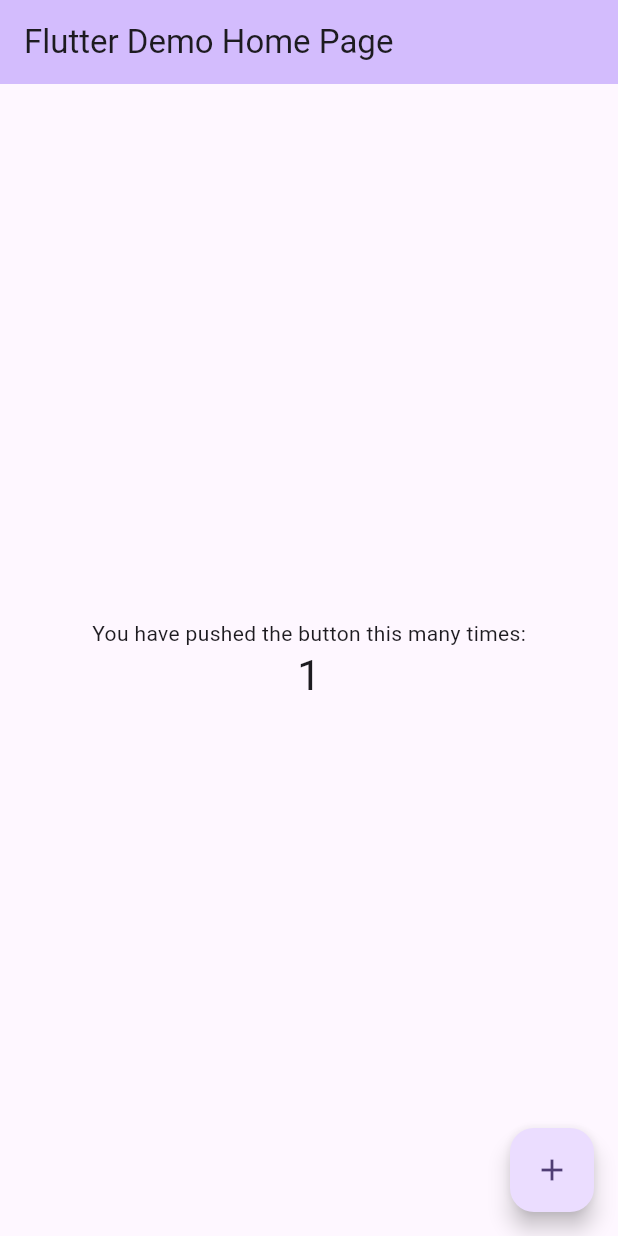
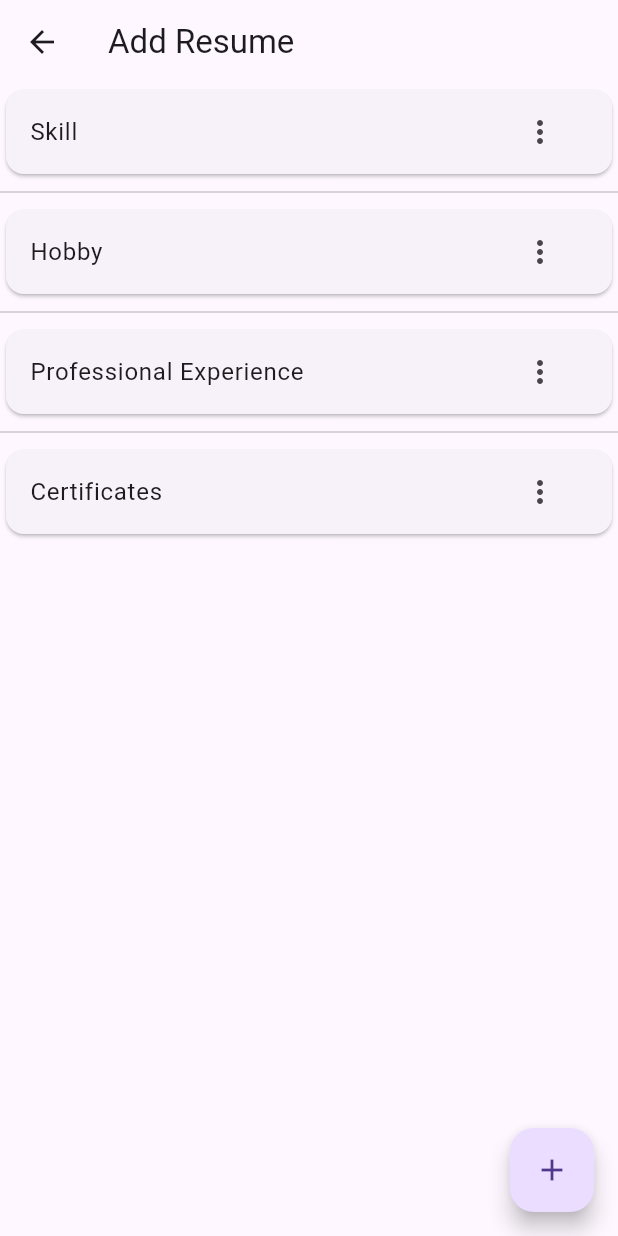
Before and after one commit to omtrivedi110/resume_builder_placement, a Flutter app: the screen it shows after launch, after a tap on the "add" icon, on a phone screen of 412 x 824 dp. Run offline on Flutter 3.47's test engine with Material 3 defaults, Android fonts, the phone set to English and light mode, and no system bars; our stand-ins replace animated_splash_screen, get.

Commit message:
29 - 04 - 24 | "Add And Delete Completed In Fields...."

```diff
--- /dev/null
+++ b/lib/controllers/resume_controller.dart
@@ -0,0 +1,38 @@
+import 'package:flutter/cupertino.dart';
+import 'package:flutter/material.dart';
+import 'package:get/get.dart';
+
+class ResumeController extends GetxController {
+  RxList resumeItems = [
+    {
+      'name': "Skill",
+      'item': [],
+    },
+    {
+      'name': "Hobby",
+      'item': [],
+    },
+    {
+      'name': "Professional Experience",
+      'item': [],
+    },
+    {
+      'name': "Certificates",
+      'item': [],
+    }
+  ].obs;
+
+  RxList itemList = [].obs;
+
+  removeItem({required TextEditingController controller}) {
+    itemList.remove(controller);
+  }
+
+  addResumeItem({required Map<String, dynamic> data}) {
+    resumeItems.add(data);
+  }
+
+  deleteResumeItem({required int index}) {
+    resumeItems.removeAt(index);
+  }
+}
--- a/lib/main.dart
+++ b/lib/main.dart
@@ -1,4 +1,10 @@
 import 'package:flutter/material.dart';
+import 'package:get/get.dart';
+import 'package:resume_builder_placement/utils/route_utils.dart';
+import 'package:resume_builder_placement/views/screens/add_resume.dart';
+import 'package:resume_builder_placement/views/screens/home.dart';
+import 'package:resume_builder_placement/views/screens/resume_item_detail.dart';
+import 'package:resume_builder_placement/views/screens/splash_screen.dart';
 
 void main() {
   runApp(const MyApp());
@@ -10,116 +16,14 @@
   // This widget is the root of your application.
   @override
   Widget build(BuildContext context) {
-    return MaterialApp(
-      title: 'Flutter Demo',
-      theme: ThemeData(
-        // This is the theme of your application.
-        //
-        // TRY THIS: Try running your application with "flutter run". You'll see
-        // the application has a purple toolbar. Then, without quitting the app,
-        // try changing the seedColor in the colorScheme below to Colors.green
-        // and then invoke "hot reload" (save your changes or press the "hot
-        // reload" button in a Flutter-supported IDE, or press "r" if you used
-        // the command line to start the app).
-        //
-        // Notice that the counter didn't reset back to zero; the application
-        // state is not lost during the reload. To reset the state, use hot
-        // restart instead.
-        //
-        // This works for code too, not just values: Most code changes can be
-        // tested with just a hot reload.
-        colorScheme: ColorScheme.fromSeed(seedColor: Colors.deepPurple),
-        useMaterial3: true,
-      ),
-      home: const MyHomePage(title: 'Flutter Demo Home Page'),
+    return GetMaterialApp(
+      debugShowCheckedModeBanner: false,
+      getPages: [
+        GetPage(name: MyRoutes.splash, page: () => SplashScreen()),
+        GetPage(name: MyRoutes.home, page: () => HomePage()),
+        GetPage(name: MyRoutes.addResume, page: () => AddResume()),
+        GetPage(name: MyRoutes.itemDetail, page: () => ResumeItemDetail()),
+      ],
     );
   }
 }
-
-class MyHomePage extends StatefulWidget {
-  const MyHomePage({super.key, required this.title});
-
-  // This widget is the home page of your application. It is stateful, meaning
-  // that it has a State object (defined below) that contains fields that affect
-  // how it looks.
-
-  // This class is the configuration for the state. It holds the values (in this
-  // case the title) provided by the parent (in this case the App widget) and
-  // used by the build method of the State. Fields in a Widget subclass are
-  // always marked "final".
-
-  final String title;
-
-  @override
-  State<MyHomePage> createState() => _MyHomePageState();
-}
-
-class _MyHomePageState extends State<MyHomePage> {
-  int _counter = 0;
-
-  void _incrementCounter() {
-    setState(() {
-      // This call to setState tells the Flutter framework that something has
-      // changed in this State, which causes it to rerun the build method below
-      // so that the display can reflect the updated values. If we changed
-      // _counter without calling setState(), then the build method would not be
-      // called again, and so nothing would appear to happen.
-      _counter++;
-    });
-  }
-
-  @override
-  Widget build(BuildContext context) {
-    // This method is rerun every time setState is called, for instance as done
-    // by the _incrementCounter method above.
-    //
-    // The Flutter framework has been optimized to make rerunning build methods
-    // fast, so that you can just rebuild anything that needs updating rather
-    // than having to individually change instances of widgets.
-    return Scaffold(
-      appBar: AppBar(
-        // TRY THIS: Try changing the color here to a specific color (to
-        // Colors.amber, perhaps?) and trigger a hot reload to see the AppBar
-        // change color while the other colors stay the same.
-        backgroundColor: Theme.of(context).colorScheme.inversePrimary,
-        // Here we take the value from the MyHomePage object that was created by
-        // the App.build method, and use it to set our appbar title.
-        title: Text(widget.title),
-      ),
-      body: Center(
-        // Center is a layout widget. It takes a single child and positions it
-        // in the middle of the parent.
-        child: Column(
-          // Column is also a layout widget. It takes a list of children and
-          // arranges them vertically. By default, it sizes itself to fit its
-          // children horizontally, and tries to be as tall as its parent.
-          //
-          // Column has various properties to control how it sizes itself and
-          // how it positions its children. Here we use mainAxisAlignment to
-          // center the children vertically; the main axis here is the vertical
-          // axis because Columns are vertical (the cross axis would be
-          // horizontal).
-          //
-          // TRY THIS: Invoke "debug painting" (choose the "Toggle Debug Paint"
-          // action in the IDE, or press "p" in the console), to see the
-          // wireframe for each widget.
-          mainAxisAlignment: MainAxisAlignment.center,
-          children: <Widget>[
-            const Text(
-              'You have pushed the button this many times:',
-            ),
-            Text(
-              '$_counter',
-              style: Theme.of(context).textTheme.headlineMedium,
-            ),
-          ],
-        ),
-      ),
-      floatingActionButton: FloatingActionButton(
-        onPressed: _incrementCounter,
-        tooltip: 'Increment',
-        child: const Icon(Icons.add),
-      ), // This trailing comma makes auto-formatting nicer for build methods.
-    );
-  }
-}
--- /dev/null
+++ b/lib/modals/resume_item_modal.dart
@@ -0,0 +1,10 @@
+class ResumeItemModal {
+  String name;
+  List item;
+
+  ResumeItemModal(this.name, this.item);
+
+  factory ResumeItemModal.fromMap({required Map data}) {
+    return ResumeItemModal(data['name'], data['item']);
+  }
+}
--- /dev/null
+++ b/lib/utils/image_path.dart
@@ -0,0 +1,5 @@
+class ImagePath {
+  static String normal_path = 'assets/images/';
+
+  static String logo = 'r_logo.png';
+}
--- /dev/null
+++ b/lib/utils/route_utils.dart
@@ -0,0 +1,6 @@
+class MyRoutes {
+  static String splash = '/';
+  static String home = '/home';
+  static String addResume = '/addresume';
+  static String itemDetail = '/itemDetail';
+}
--- /dev/null
+++ b/lib/views/screens/add_resume.dart
@@ -0,0 +1,88 @@
+import 'package:flutter/material.dart';
+import 'package:get/get.dart';
+import 'package:resume_builder_placement/controllers/resume_controller.dart';
+import 'package:resume_builder_placement/modals/resume_item_modal.dart';
+import 'package:resume_builder_placement/utils/route_utils.dart';
+
+class AddResume extends StatefulWidget {
+  const AddResume({super.key});
+
+  @override
+  State<AddResume> createState() => _AddResumeState();
+}
+
+class _AddResumeState extends State<AddResume> {
+  ResumeController resumeController = Get.put(ResumeController());
+
+  TextEditingController newField = TextEditingController();
+
+  @override
+  Widget build(BuildContext context) {
+    return Scaffold(
+      floatingActionButton: FloatingActionButton(
+        onPressed: () {
+          showDialog(
+              context: context,
+              builder: (context) {
+                return AlertDialog(
+                  title: const Text("Add New Field"),
+                  content: TextField(
+                      decoration:
+                          const InputDecoration(border: OutlineInputBorder()),
+                      controller: newField),
+                  actions: [
+                    OutlinedButton(
+                        onPressed: () {
+                          Navigator.pop(context);
+                        },
+                        child: const Text("Cancel")),
+                    ElevatedButton(
+                        onPressed: () {
+                          resumeController.addResumeItem(data: <String, Object>{
+                            'name': newField.text,
+                            'item': []
+                          });
+                          Navigator.pop(context);
+                        },
+                        child: const Text("Add")),
+                  ],
+                );
+              });
+        },
+        child: const Icon(Icons.add),
+      ),
+      appBar: AppBar(
+        title: const Text("Add Resume"),
+      ),
+      body: Obx(() {
+        return ListView.separated(
+            itemBuilder: (context, index) {
+              ResumeItemModal resumeItemModal = ResumeItemModal(
+                  resumeController.resumeItems.value[index]['name'],
+                  resumeController.resumeItems.value[index]['item']);
+              return Card(
+                child: ListTile(
+                  onTap: () {
+                    Get.toNamed(MyRoutes.itemDetail, arguments: index);
+                  },
+                  title: Text(resumeItemModal.name),
+                  trailing: PopupMenuButton(
+                    itemBuilder: (context) => [
+                      PopupMenuItem(child: const Text("Update"), onTap: () {}),
+                      PopupMenuItem(
+                        child: const Text("Delete"),
+                        onTap: () {
+                          resumeController.deleteResumeItem(index: index);
+                        },
+                      ),
+                    ],
+                  ),
+                ),
+              );
+            },
+            separatorBuilder: (context, ind) => const Divider(),
+            itemCount: resumeController.resumeItems.value.length);
+      }),
+    );
+  }
+}
--- /dev/null
+++ b/lib/views/screens/home.dart
@@ -0,0 +1,25 @@
+import 'package:flutter/material.dart';
+import 'package:get/get.dart';
+import 'package:resume_builder_placement/utils/route_utils.dart';
+
+class HomePage extends StatelessWidget {
+  const HomePage({super.key});
+
+  @override
+  Widget build(BuildContext context) {
+    return Scaffold(
+      floatingActionButton: FloatingActionButton(
+        onPressed: () {
+          Get.toNamed(MyRoutes.addResume);
+        },
+        child: const Icon(Icons.add),
+      ),
+      appBar: AppBar(
+        title: const Text("Resume Home"),
+      ),
+      body: ListView(
+        children: [],
+      ),
+    );
+  }
+}
--- /dev/null
+++ b/lib/views/screens/splash_screen.dart
@@ -0,0 +1,16 @@
+import 'package:animated_splash_screen/animated_splash_screen.dart';
+import 'package:flutter/material.dart';
+import 'package:resume_builder_placement/utils/image_path.dart';
+
+import 'home.dart';
+
+class SplashScreen extends StatelessWidget {
+  const SplashScreen({super.key});
+
+  @override
+  Widget build(BuildContext context) {
+    return AnimatedSplashScreen(
+        splash: Image.asset(ImagePath.normal_path + ImagePath.logo),
+        nextScreen: HomePage());
+  }
+}
--- a/pubspec.yaml
+++ b/pubspec.yaml
@@ -35,6 +35,8 @@ dependencies:
   # The following adds the Cupertino Icons font to your application.
   # Use with the CupertinoIcons class for iOS style icons.
   cupertino_icons: ^1.0.6
+  get:
+  animated_splash_screen:
 
 dev_dependencies:
   flutter_test:
@@ -63,6 +65,9 @@ flutter:
   #   - images/a_dot_burr.jpeg
   #   - images/a_dot_ham.jpeg
 
+  assets:
+    - assets/images/
+
   # An image asset can refer to one or more resolution-specific "variants", see
   # https://flutter.dev/assets-and-images/#resolution-aware
 
```
Also changed, not shown: lib/views/screens/resume_item_detail.dart (added, +95 -0 lines), assets/images/r_logo.png (added), pubspec.lock.
